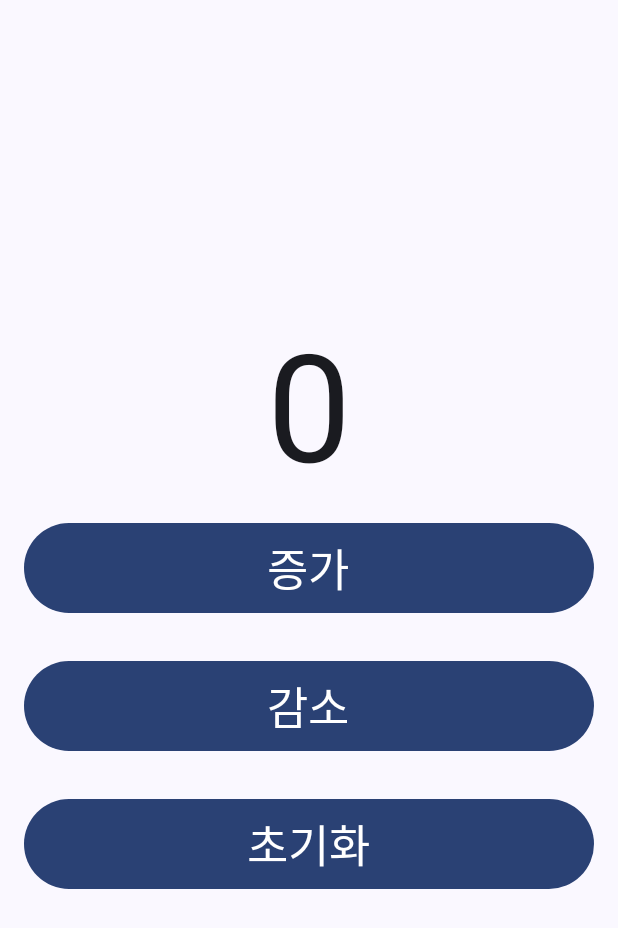
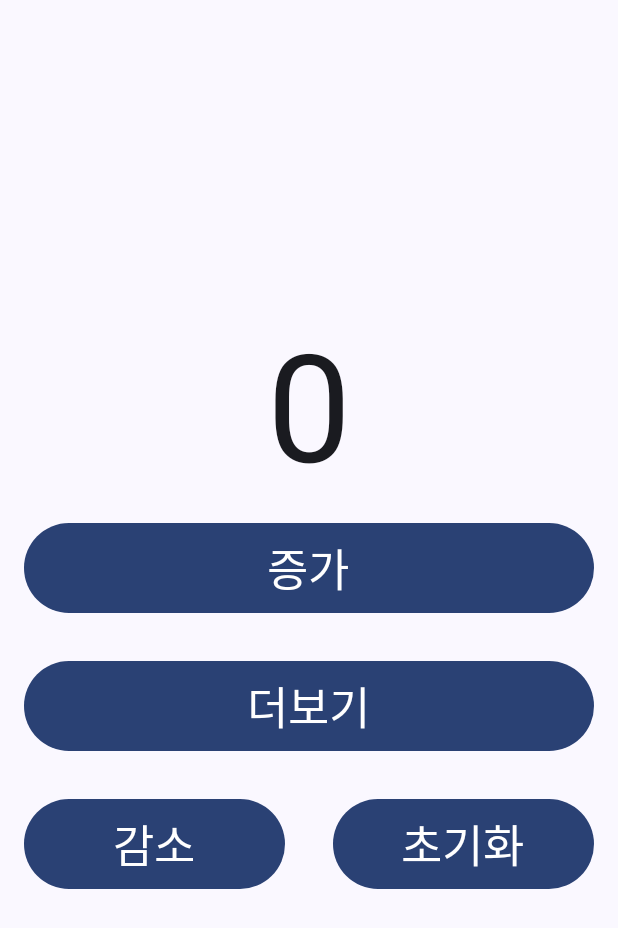
Before and after one commit to Nem-nooy/Advanced_Counter, an Android app built with Jetpack Compose: the screen it shows after launch (MainActivity), after a tap on "감소", on a phone screen of 412 x 824 dp. Shown: the top 928 px of the screen. Run offline under Robolectric (Android 15) with nearby library versions, the phone set to English and light mode, and no system bars; 2 other taps on this screen came first.

```diff
--- a/app/src/main/java/kr/ac/kumoh/ce/s20220736/advanced_counter/MainActivity.kt
+++ b/app/src/main/java/kr/ac/kumoh/ce/s20220736/advanced_counter/MainActivity.kt
@@ -4,8 +4,10 @@ import android.os.Bundle
 import androidx.activity.ComponentActivity
 import androidx.activity.compose.setContent
 import androidx.activity.enableEdgeToEdge
+import androidx.compose.animation.AnimatedVisibility
 import androidx.compose.foundation.layout.Arrangement
 import androidx.compose.foundation.layout.Column
+import androidx.compose.foundation.layout.Row
 import androidx.compose.foundation.layout.fillMaxSize
 import androidx.compose.foundation.layout.fillMaxWidth
 import androidx.compose.foundation.layout.padding
@@ -48,7 +50,7 @@ fun MainScreen() {
 fun Counter(modifier: Modifier = Modifier) {
     //var value = 0
     val (count, setCount) = remember { mutableIntStateOf(0) }
-    val (expanded, setExpanded) = remember { mutableStateOf(false) }
+    var (expanded, setExpanded) = remember { mutableStateOf(false) }
 
     Column(
         modifier = modifier.fillMaxSize(),
@@ -64,6 +66,7 @@ fun Counter(modifier: Modifier = Modifier) {
             onClick = {
                 //count++
                 setCount(count + 1)
+                expanded = false
             }
         ) {
             Text(
@@ -74,8 +77,23 @@ fun Counter(modifier: Modifier = Modifier) {
         Button(
             modifier = Modifier.fillMaxWidth().padding(16.dp),
             onClick = {
+                setExpanded(!expanded)
+            }
+        ) {
+            Text(
+                "더보기",
+                fontSize = 30.sp,
+            )
+        }
+        AnimatedVisibility(expanded) {
+            Row{
+                Button(
+                    modifier = Modifier.padding(16.dp).weight(1F),
+                    onClick = {
                         if (count > 0)
                             setCount(count - 1)
+
+                        expanded = false;
                     }
                 ) {
                     Text(
@@ -84,15 +102,18 @@ fun Counter(modifier: Modifier = Modifier) {
                     )
                 }
                 Button(
-            modifier = Modifier.fillMaxWidth().padding(16.dp),
+                    modifier = Modifier.padding(16.dp).weight(1F),
                     onClick = {
                         setCount(0)
+                        expanded = false
                     }
                 ) {
                     Text(
                         "초기화",
                         fontSize = 30.sp,
                     )
+                }
+            }
         }
     }
 }
```
Lines whose indentation alone changed are shown as unchanged.
